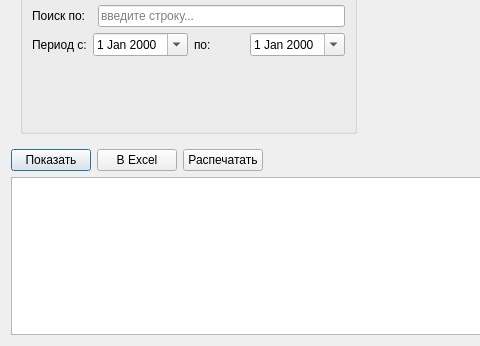
Qt form reportmanager.ui (igrekus/depot) before a commit; both pictures show x 0 to 480 and y 140 to 486 of the 731 by 486 pixel window.
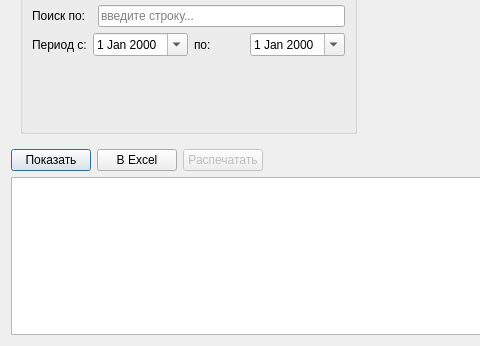
The same form after that commit.

```diff
--- a/reportmanager.ui
+++ b/reportmanager.ui
@@ -329,6 +329,9 @@
      </item>
      <item>
       <widget class="QPushButton" name="btnPrint">
+       <property name="enabled">
+        <bool>false</bool>
+       </property>
        <property name="text">
         <string>Распечатать</string>
        </property>
```
